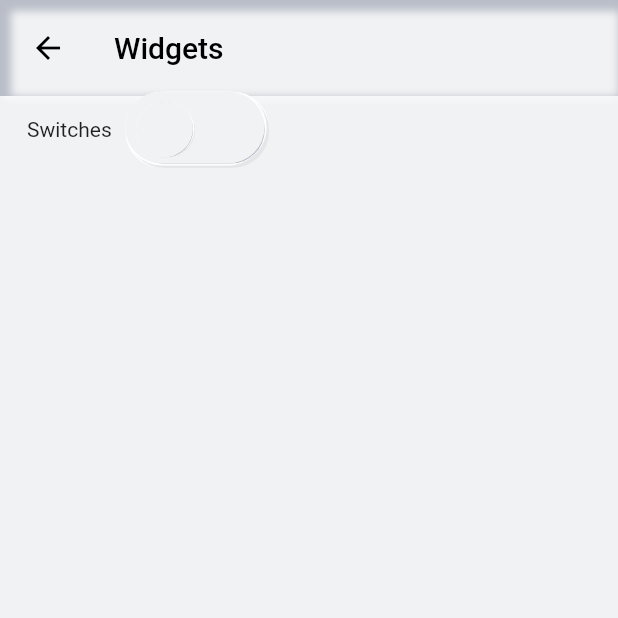
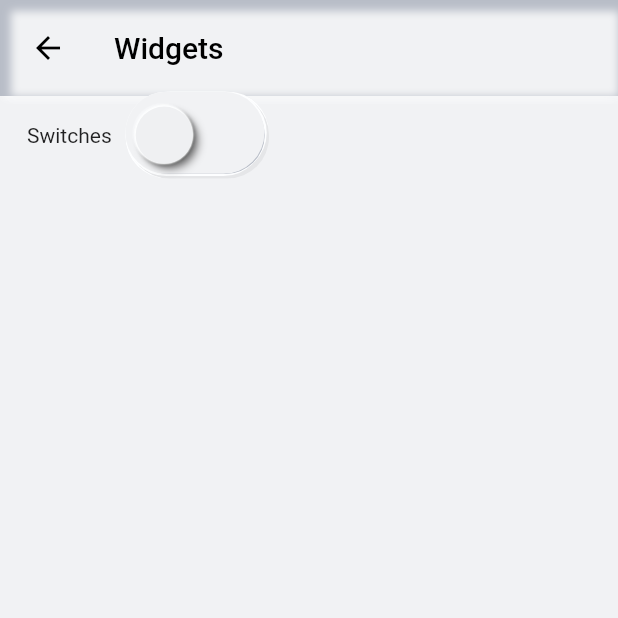
Before and after one commit to Idean/Flutter-Neumorphic, a Flutter app: the WidgetsPage screen opened directly, on a phone screen of 412 x 824 dp, the top half of it. Run offline on Flutter 3.47's test engine with Material 2 defaults, Android fonts, the phone set to English and light mode, and no system bars; statements that could not run were skipped.

Commit message:
Adding neumorphic shape as style input parameter

```diff
--- a/example/lib/widgets.dart
+++ b/example/lib/widgets.dart
@@ -203,11 +203,9 @@ class _ContainersListPageState extends State<WidgetsPage> {
         NeumorphicSwitch(
           value: _switchEnable,
           style: NeumorphicSwitchStyle(
-              depth: -3,
-              activeTrackColor: NeumorphicColors.accent,
-              inactiveTrackColor: NeumorphicColors.background,
-              activeThumbColor: NeumorphicColors.background,
-              inactiveThumbColor: NeumorphicColors.background),
+            trackDepth: -3.0,
+            thumbShape: NeumorphicShape.flat, // concave or flat with elevation
+          ),
           onChanged: (value) {
             setState(() {
               _switchEnable = value;
--- a/lib/widget/switch.dart
+++ b/lib/widget/switch.dart
@@ -6,25 +6,28 @@ import 'package:flutter_neumorphic/flutter_neumorphic.dart';
 // Can be removed later.
 const double SCALE = 1.0;
 const double TRACK_WIDTH = 90 * SCALE;
-const double TRACK_HEIGHT = 45 * SCALE;
-const double THUMB_WIDTH = 31.5 * SCALE;
-const double THUMB_HEIGHT = 31.5 * SCALE;
+const double TRACK_HEIGHT = 52 * SCALE;
+const double THUMB_WIDTH = 30 * SCALE;
+const double THUMB_HEIGHT = 30 * SCALE;
 const double THUMB_CONTAINER_WIDTH = 90 * SCALE;
-const double THUMB_CONTAINER_HEIGHT = 36 * SCALE;
+const double THUMB_CONTAINER_HEIGHT = 37 * SCALE;
 
 class NeumorphicSwitchStyle {
-  final double depth;
+  final double trackDepth;
   final Color activeTrackColor;
   final Color inactiveTrackColor;
   final Color activeThumbColor;
   final Color inactiveThumbColor;
+  final NeumorphicShape thumbShape;
 
-  const NeumorphicSwitchStyle(
-      {this.depth = -3,
-      this.activeTrackColor = NeumorphicColors.accent,
-      this.inactiveTrackColor = NeumorphicColors.background,
-      this.activeThumbColor = NeumorphicColors.background,
-      this.inactiveThumbColor = NeumorphicColors.background});
+  const NeumorphicSwitchStyle({
+    this.trackDepth,
+    this.thumbShape,
+    this.activeTrackColor,
+    this.inactiveTrackColor,
+    this.activeThumbColor,
+    this.inactiveThumbColor,
+  });
 }
 
 class NeumorphicSwitch extends StatefulWidget {
@@ -60,21 +63,11 @@ class _NeumorphicSwitchState extends State<NeumorphicSwitch>
 
   @override
   Widget build(BuildContext context) {
-    final trackColor = widget.value == false
-        ? widget.style.inactiveTrackColor
-        : widget.style.activeTrackColor;
+    final NeumorphicTheme theme =
+        NeumorphicThemeProvider.findNeumorphicTheme(context);
     return SizedBox(
       height: TRACK_HEIGHT,
       width: TRACK_WIDTH,
-      child: Neumorphic(
-        shape: NeumorphicBoxShape.stadium(),
-        style: NeumorphicStyle(
-            depth: widget.style.depth * SCALE,
-            shape: NeumorphicShape.emboss,
-            baseColor: trackColor),
-        child: ClipRRect(
-          clipBehavior: Clip.antiAlias,
-          borderRadius: NeumorphicBoxShape.stadium().borderRadius,
       child: GestureDetector(
         onTap: () {
           // animation breaking prevention
@@ -83,19 +76,52 @@ class _NeumorphicSwitchState extends State<NeumorphicSwitch>
           }
           if (widget.value == false) {
             controller.forward();
-                widget.onChanged(true);
+            _notifyOnChange(true);
           } else {
             controller.reverse();
-                widget.onChanged(false);
+            _notifyOnChange(false);
           }
         },
+        child: Neumorphic(
+          shape: NeumorphicBoxShape.stadium(),
+          style: NeumorphicStyle(
+              depth: (widget.style.trackDepth ?? theme.depth) * SCALE,
+              shape: NeumorphicShape.emboss,
+              baseColor: _getTrackColor(theme)),
           child: AnimatedThumb(
             animation: animation,
-            ),
+            shape: _getThumbShape(),
+            thumbColor: _getThumbColor(theme),
           ),
         ),
       ),
     );
+  }
+
+  NeumorphicShape _getThumbShape() {
+    if (widget.style.thumbShape == null) {
+      return NeumorphicShape.flat;
+    }
+    return widget.style.thumbShape;
+  }
+
+  Color _getTrackColor(NeumorphicTheme theme) {
+    return widget.value == true
+        ? widget.style.activeTrackColor ?? theme.accentColor
+        : widget.style.inactiveTrackColor ?? theme.baseColor;
+  }
+
+  Color _getThumbColor(NeumorphicTheme theme) {
+    Color color = widget.value == true
+        ? widget.style.activeThumbColor
+        : widget.style.inactiveThumbColor;
+    return color ?? theme.baseColor;
+  }
+
+  void _notifyOnChange(bool newValue) {
+    if (widget.onChanged != null) {
+      widget.onChanged(newValue);
+    }
   }
 
   @override
@@ -106,33 +132,86 @@ class _NeumorphicSwitchState extends State<NeumorphicSwitch>
 }
 
 class AnimatedThumb extends AnimatedWidget {
-  AnimatedThumb({Key key, Animation<Alignment> animation})
+  final Color thumbColor;
+  final NeumorphicShape shape;
+  AnimatedThumb(
+      {Key key, Animation<Alignment> animation, this.thumbColor, this.shape})
       : super(key: key, listenable: animation);
 
   @override
   Widget build(BuildContext context) {
     final animation = listenable as Animation<Alignment>;
+    final NeumorphicTheme theme =
+        NeumorphicThemeProvider.findNeumorphicTheme(context);
+    // This Container is actually the inner track containing the thumb
     return Container(
       height: THUMB_CONTAINER_HEIGHT,
       width: THUMB_CONTAINER_WIDTH,
       child: Align(
         alignment: animation.value,
-        child: ClipRRect(
-          clipBehavior: Clip.antiAlias,
-          borderRadius: NeumorphicBoxShape.stadium().borderRadius,
         child: Neumorphic(
           shape: NeumorphicBoxShape.circle(),
           style: NeumorphicStyle(
-                shape: NeumorphicShape.emboss,
-                depth: -2 * SCALE,
-                baseColor: NeumorphicColors.background),
+            shape: shape,
+            curveFactor: _getThumbCurveFactor(theme),
+            intensity: _getThumbIntensity(theme),
+            depth: _getThumbDepth(theme),
+            baseColor: thumbColor,
+          ),
           child: SizedBox(
             height: THUMB_HEIGHT,
             width: THUMB_WIDTH,
           ),
         ),
       ),
-      ),
     );
   }
+
+  /// Returns the proper curveFactor according to the given shape.
+  double _getThumbCurveFactor(NeumorphicTheme theme) {
+    if (shape == null) {
+      return theme.curveFactor;
     }
+    switch (shape) {
+      case NeumorphicShape.concave:
+        return 3.0;
+      default:
+        return theme.curveFactor;
+    }
+  }
+
+  /// Returns the proper depth according to the given shape.
+  double _getThumbDepth(NeumorphicTheme theme) {
+    if (shape == null) {
+      return theme.depth;
+    }
+    switch (shape) {
+      case NeumorphicShape.concave:
+      case NeumorphicShape.convex:
+        return 3.0;
+      case NeumorphicShape.flat:
+        return 4.0;
+      case NeumorphicShape.emboss:
+        return -2.0;
+      default:
+        return theme.depth;
+    }
+  }
+
+  /// Returns the proper intensity according to the given shape.
+  double _getThumbIntensity(NeumorphicTheme theme) {
+    if (shape == null) {
+      return theme.intensity;
+    }
+    switch (shape) {
+      case NeumorphicShape.concave:
+      case NeumorphicShape.convex:
+        return 1.0;
+      case NeumorphicShape.flat:
+        return 4.0;
+      case NeumorphicShape.emboss:
+      default:
+        return theme.intensity;
+    }
+  }
+}
```
Lines whose indentation alone changed are shown as unchanged.
